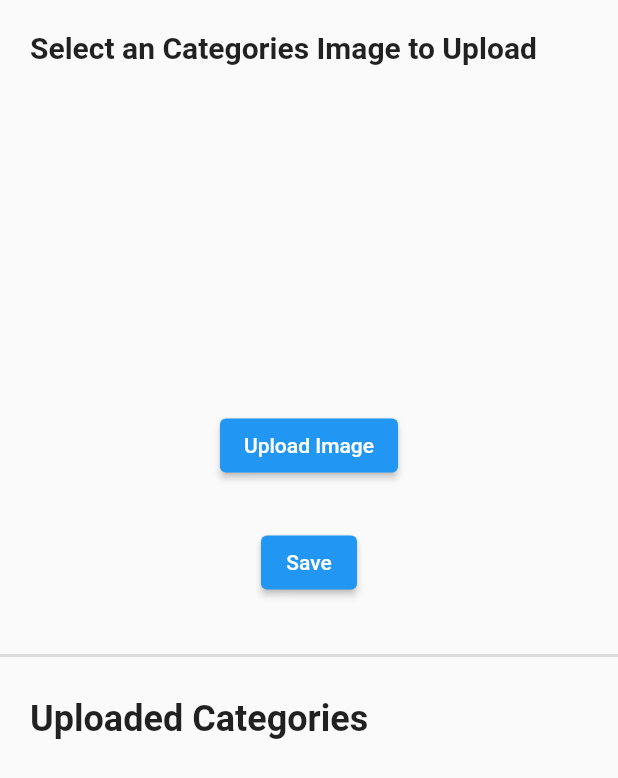
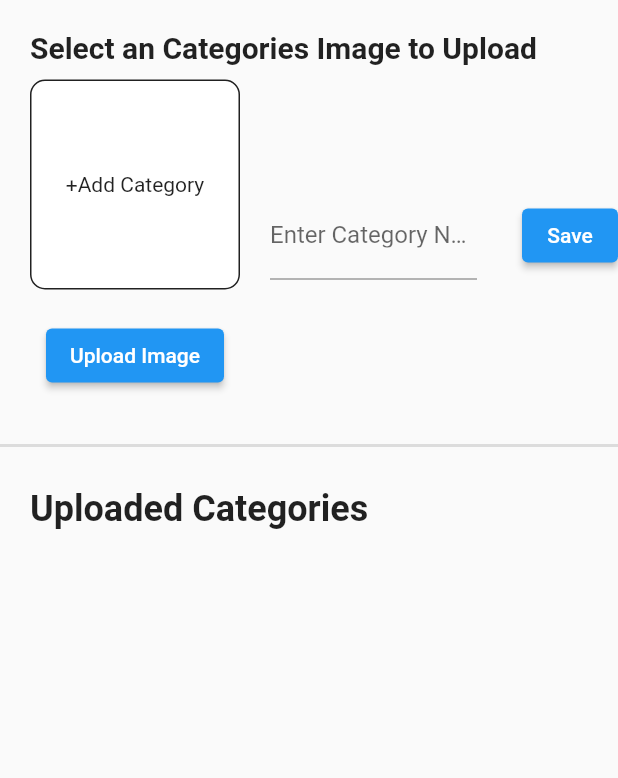
Before and after one commit to ahmadnaufalfarras/SecondChanceAdmin, a Flutter app: the CategoriesScreen widget shown alone on an empty page, opened directly, on a phone screen of 412 x 824 dp. Shown: the top 778 px of the screen. Run offline on Flutter 3.47's test engine with Material 2 defaults, Android fonts, the light colour scheme and no system bars; our stand-ins replace cloud_firestore, file_picker, firebase_core, firebase_storage, flutter_easyloading; accounts and stored records are empty.

Commit message:
refactor ui again

```diff
--- a/lib/views/categories_screen.dart
+++ b/lib/views/categories_screen.dart
@@ -36,20 +36,16 @@ class _CategoriesScreenState extends State<CategoriesScreen> {
 
   @override
   Widget build(BuildContext context) {
-    return Scaffold(
-      body: SingleChildScrollView(
+    return SingleChildScrollView(
       child: Form(
         key: _formKey,
         child: Column(
           crossAxisAlignment: CrossAxisAlignment.stretch,
           children: [
-              SizedBox(
-                height: 20,
-              ),
             Container(
               alignment: Alignment.topLeft,
-                margin: const EdgeInsets.only(left: 20),
-                child: Text(
+              margin: const EdgeInsets.only(left: 20, top: 20),
+              child: const Text(
                 'Select an Categories Image to Upload',
                 style: TextStyle(
                   fontWeight: FontWeight.bold,
@@ -57,42 +53,39 @@ class _CategoriesScreenState extends State<CategoriesScreen> {
                 ),
               ),
             ),
-              SizedBox(
-                height: 10,
-              ),
-              Padding(
-                padding: const EdgeInsets.symmetric(horizontal: 500),
-                child: Row(
+            SizedBox(height: 10),
+            Row(
               children: [
                 Padding(
                   padding: const EdgeInsets.symmetric(horizontal: 20),
-                      child: Container(
-                        height: 200,
-                        width: 200,
+                  child: Column(
+                    children: [
+                      Container(
+                        height: 140,
+                        width: 140,
                         decoration: BoxDecoration(
-                          border: Border.all(
-                            color: Colors.grey.shade300,
+                          color: Colors.white,
+                          border: Border.all(color: Colors.grey.shade900),
+                          borderRadius: BorderRadius.circular(10),
                         ),
-                          borderRadius: BorderRadius.circular(10),
-                          image: _selectedImage == null
-                              ? null
-                              : DecorationImage(
-                                  image: MemoryImage(_selectedImage!),
+                        child: _selectedImage != null
+                            ? Image.memory(
+                                _selectedImage!,
                                 fit: BoxFit.cover,
+                              )
+                            : Center(
+                                child: Text('+Add Category'),
                               ),
                       ),
-                        child: _selectedImage == null
-                            ? Center(
-                                child: Text(
-                                  'No image selected',
-                                  style: TextStyle(
-                                    color: Colors.grey,
-                                    fontSize: 16,
-                                    fontWeight: FontWeight.bold,
+                      SizedBox(
+                        height: 20,
                       ),
-                                ),
-                              )
-                            : null,
+                      ElevatedButton(
+                          onPressed: () {
+                            _categoryController.pickCategoryImage();
+                          },
+                          child: Text('Upload Image'))
+                    ],
                   ),
                 ),
                 Flexible(
@@ -116,29 +109,10 @@ class _CategoriesScreenState extends State<CategoriesScreen> {
                     ),
                   ),
                 ),
-                  ],
+                SizedBox(
+                  width: 30,
                 ),
-              ),
-              SizedBox(
-                height: 20,
-              ),
-              Column(
-                children: [
-                  Padding(
-                    padding: const EdgeInsets.symmetric(horizontal: 20),
-                    child: ElevatedButton(
-                      onPressed: () {
-                        _categoryController.pickCategoryImage();
-                      },
-                      child: Text('Upload Image'),
-                    ),
-                  ),
-                  SizedBox(
-                    height: 30,
-                  ),
-                  Padding(
-                    padding: const EdgeInsets.symmetric(horizontal: 20),
-                    child: ElevatedButton(
+                ElevatedButton(
                   onPressed: () {
                     if (_formKey.currentState!.validate()) {
                       _categoryController
@@ -152,15 +126,17 @@ class _CategoriesScreenState extends State<CategoriesScreen> {
                     }
                   },
                   child: Text('Save'),
-                    ),
-                  ),
+                )
               ],
             ),
             SizedBox(
-                height: 30,
+              height: 20,
             ),
-              Divider(
+            Padding(
+              padding: const EdgeInsets.only(top: 8.0),
+              child: Divider(
                 thickness: 2,
+              ),
             ),
             SizedBox(
               height: 20,
@@ -170,19 +146,15 @@ class _CategoriesScreenState extends State<CategoriesScreen> {
               child: Text(
                 'Uploaded Categories',
                 style: TextStyle(
+                  fontSize: 24,
                   fontWeight: FontWeight.bold,
-                    fontSize: 24,
                 ),
               ),
-              ),
-              SizedBox(
-                height: 20,
             ),
             CategoryWidget(),
           ],
         ),
       ),
-      ),
     );
   }
 }
```
Lines whose indentation alone changed are shown as unchanged.
